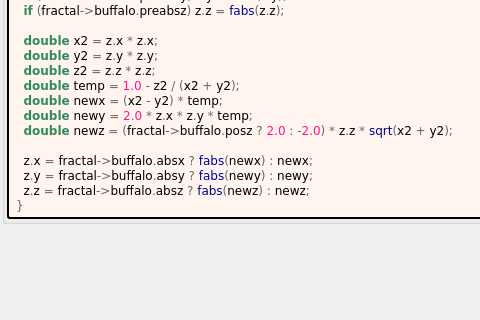
buddhi1980/mandelbulber2, file mandelbulber2/formula/ui/fractal_buffalo.ui: the form before one commit; both pictures show x 0 to 480 and y 257 to 577 of the 718 by 845 pixel window.
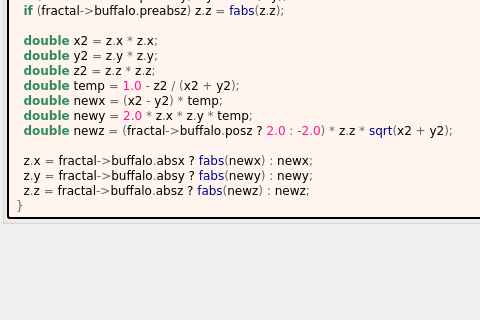
The form after the commit. Custom widgets are drawn as their Qt base class.

Patch:
```diff
--- a/mandelbulber2/formula/ui/fractal_buffalo.ui
+++ b/mandelbulber2/formula/ui/fractal_buffalo.ui
@@ -154,11 +154,11 @@
   &lt;span style=&quot;color:#2e8b57; font-weight:bold&quot;&gt;double&lt;/span&gt; temp &lt;span style=&quot;color:#676767&quot;&gt;=&lt;/span&gt; &lt;span style=&quot;color:#ff1493&quot;&gt;1.0&lt;/span&gt; &lt;span style=&quot;color:#676767&quot;&gt;-&lt;/span&gt; z2 &lt;span style=&quot;color:#676767&quot;&gt;/ (&lt;/span&gt;x2 &lt;span style=&quot;color:#676767&quot;&gt;+&lt;/span&gt; y2&lt;span style=&quot;color:#676767&quot;&gt;);&lt;/span&gt;
   &lt;span style=&quot;color:#2e8b57; font-weight:bold&quot;&gt;double&lt;/span&gt; newx &lt;span style=&quot;color:#676767&quot;&gt;= (&lt;/span&gt;x2 &lt;span style=&quot;color:#676767&quot;&gt;-&lt;/span&gt; y2&lt;span style=&quot;color:#676767&quot;&gt;) *&lt;/span&gt; temp&lt;span style=&quot;color:#676767&quot;&gt;;&lt;/span&gt;
   &lt;span style=&quot;color:#2e8b57; font-weight:bold&quot;&gt;double&lt;/span&gt; newy &lt;span style=&quot;color:#676767&quot;&gt;=&lt;/span&gt; &lt;span style=&quot;color:#ff1493&quot;&gt;2.0&lt;/span&gt; &lt;span style=&quot;color:#676767&quot;&gt;*&lt;/span&gt; z&lt;span style=&quot;color:#676767&quot;&gt;.&lt;/span&gt;x &lt;span style=&quot;color:#676767&quot;&gt;*&lt;/span&gt; z&lt;span style=&quot;color:#676767&quot;&gt;.&lt;/span&gt;y &lt;span style=&quot;color:#676767&quot;&gt;*&lt;/span&gt; temp&lt;span style=&quot;color:#676767&quot;&gt;;&lt;/span&gt;
-  &lt;span style=&quot;color:#2e8b57; font-weight:bold&quot;&gt;double&lt;/span&gt; newz &lt;span style=&quot;color:#676767&quot;&gt;= (&lt;/span&gt;fractal&lt;span style=&quot;color:#676767&quot;&gt;-&amp;gt;&lt;/span&gt;buffalo&lt;span style=&quot;color:#676767&quot;&gt;.&lt;/span&gt;posz &lt;span style=&quot;color:#676767&quot;&gt;?&lt;/span&gt; &lt;span style=&quot;color:#ff1493&quot;&gt;2.0&lt;/span&gt; &lt;span style=&quot;color:#676767&quot;&gt;: -&lt;/span&gt;&lt;span style=&quot;color:#ff1493&quot;&gt;2.0&lt;/span&gt;&lt;span style=&quot;color:#676767&quot;&gt;) *&lt;/span&gt; z&lt;span style=&quot;color:#676767&quot;&gt;.&lt;/span&gt;z &lt;span style=&quot;color:#676767&quot;&gt;*&lt;/span&gt; &lt;span style=&quot;color:#00008f&quot;&gt;sqrt&lt;/span&gt;&lt;span style=&quot;color:#676767&quot;&gt;(&lt;/span&gt;x2 &lt;span style=&quot;color:#676767&quot;&gt;+&lt;/span&gt; y2&lt;span style=&quot;color:#676767&quot;&gt;);&lt;/span&gt;
+  &lt;span style=&quot;color:#2e8b57; font-weight:bold&quot;&gt;double&lt;/span&gt; newz &lt;span style=&quot;color:#676767&quot;&gt;= (&lt;/span&gt;fractal&lt;span style=&quot;color:#676767&quot;&gt;-&amp;gt;&lt;/span&gt;buffalo&lt;span style=&quot;color:#676767&quot;&gt;.&lt;/span&gt;posz ? &lt;span style=&quot;color:#ff1493&quot;&gt;2.0&lt;/span&gt; &lt;span style=&quot;color:#676767&quot;&gt;: -&lt;/span&gt;&lt;span style=&quot;color:#ff1493&quot;&gt;2.0&lt;/span&gt;&lt;span style=&quot;color:#676767&quot;&gt;) *&lt;/span&gt; z&lt;span style=&quot;color:#676767&quot;&gt;.&lt;/span&gt;z &lt;span style=&quot;color:#676767&quot;&gt;*&lt;/span&gt; &lt;span style=&quot;color:#00008f&quot;&gt;sqrt&lt;/span&gt;&lt;span style=&quot;color:#676767&quot;&gt;(&lt;/span&gt;x2 &lt;span style=&quot;color:#676767&quot;&gt;+&lt;/span&gt; y2&lt;span style=&quot;color:#676767&quot;&gt;);&lt;/span&gt;
 
-  z&lt;span style=&quot;color:#676767&quot;&gt;.&lt;/span&gt;x &lt;span style=&quot;color:#676767&quot;&gt;=&lt;/span&gt; fractal&lt;span style=&quot;color:#676767&quot;&gt;-&amp;gt;&lt;/span&gt;buffalo&lt;span style=&quot;color:#676767&quot;&gt;.&lt;/span&gt;absx &lt;span style=&quot;color:#676767&quot;&gt;?&lt;/span&gt; &lt;span style=&quot;color:#00008f&quot;&gt;fabs&lt;/span&gt;&lt;span style=&quot;color:#676767&quot;&gt;(&lt;/span&gt;newx&lt;span style=&quot;color:#676767&quot;&gt;) :&lt;/span&gt; newx&lt;span style=&quot;color:#676767&quot;&gt;;&lt;/span&gt;
-  z&lt;span style=&quot;color:#676767&quot;&gt;.&lt;/span&gt;y &lt;span style=&quot;color:#676767&quot;&gt;=&lt;/span&gt; fractal&lt;span style=&quot;color:#676767&quot;&gt;-&amp;gt;&lt;/span&gt;buffalo&lt;span style=&quot;color:#676767&quot;&gt;.&lt;/span&gt;absy &lt;span style=&quot;color:#676767&quot;&gt;?&lt;/span&gt; &lt;span style=&quot;color:#00008f&quot;&gt;fabs&lt;/span&gt;&lt;span style=&quot;color:#676767&quot;&gt;(&lt;/span&gt;newy&lt;span style=&quot;color:#676767&quot;&gt;) :&lt;/span&gt; newy&lt;span style=&quot;color:#676767&quot;&gt;;&lt;/span&gt;
-  z&lt;span style=&quot;color:#676767&quot;&gt;.&lt;/span&gt;z &lt;span style=&quot;color:#676767&quot;&gt;=&lt;/span&gt; fractal&lt;span style=&quot;color:#676767&quot;&gt;-&amp;gt;&lt;/span&gt;buffalo&lt;span style=&quot;color:#676767&quot;&gt;.&lt;/span&gt;absz &lt;span style=&quot;color:#676767&quot;&gt;?&lt;/span&gt; &lt;span style=&quot;color:#00008f&quot;&gt;fabs&lt;/span&gt;&lt;span style=&quot;color:#676767&quot;&gt;(&lt;/span&gt;newz&lt;span style=&quot;color:#676767&quot;&gt;) :&lt;/span&gt; newz&lt;span style=&quot;color:#676767&quot;&gt;;&lt;/span&gt;
+  z&lt;span style=&quot;color:#676767&quot;&gt;.&lt;/span&gt;x &lt;span style=&quot;color:#676767&quot;&gt;=&lt;/span&gt; fractal&lt;span style=&quot;color:#676767&quot;&gt;-&amp;gt;&lt;/span&gt;buffalo&lt;span style=&quot;color:#676767&quot;&gt;.&lt;/span&gt;absx ? &lt;span style=&quot;color:#00008f&quot;&gt;fabs&lt;/span&gt;&lt;span style=&quot;color:#676767&quot;&gt;(&lt;/span&gt;newx&lt;span style=&quot;color:#676767&quot;&gt;) :&lt;/span&gt; newx&lt;span style=&quot;color:#676767&quot;&gt;;&lt;/span&gt;
+  z&lt;span style=&quot;color:#676767&quot;&gt;.&lt;/span&gt;y &lt;span style=&quot;color:#676767&quot;&gt;=&lt;/span&gt; fractal&lt;span style=&quot;color:#676767&quot;&gt;-&amp;gt;&lt;/span&gt;buffalo&lt;span style=&quot;color:#676767&quot;&gt;.&lt;/span&gt;absy ? &lt;span style=&quot;color:#00008f&quot;&gt;fabs&lt;/span&gt;&lt;span style=&quot;color:#676767&quot;&gt;(&lt;/span&gt;newy&lt;span style=&quot;color:#676767&quot;&gt;) :&lt;/span&gt; newy&lt;span style=&quot;color:#676767&quot;&gt;;&lt;/span&gt;
+  z&lt;span style=&quot;color:#676767&quot;&gt;.&lt;/span&gt;z &lt;span style=&quot;color:#676767&quot;&gt;=&lt;/span&gt; fractal&lt;span style=&quot;color:#676767&quot;&gt;-&amp;gt;&lt;/span&gt;buffalo&lt;span style=&quot;color:#676767&quot;&gt;.&lt;/span&gt;absz ? &lt;span style=&quot;color:#00008f&quot;&gt;fabs&lt;/span&gt;&lt;span style=&quot;color:#676767&quot;&gt;(&lt;/span&gt;newz&lt;span style=&quot;color:#676767&quot;&gt;) :&lt;/span&gt; newz&lt;span style=&quot;color:#676767&quot;&gt;;&lt;/span&gt;
 &lt;span style=&quot;color:#676767&quot;&gt;}&lt;/span&gt;
 &lt;/pre&gt;
 &lt;/body&gt;</string>
```
